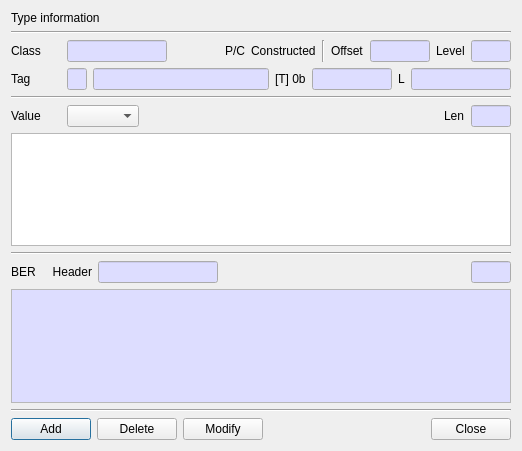
Old version of the form BerEditor/edit_value_dlg.ui in the repository jykim74/BerEditor.
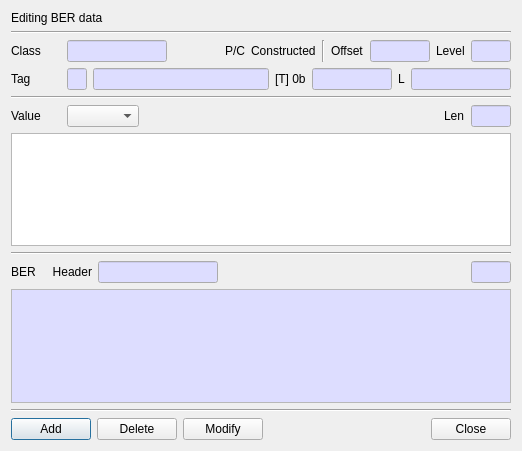
New version of the form.

The edit to the form file:
```diff
--- a/BerEditor/edit_value_dlg.ui
+++ b/BerEditor/edit_value_dlg.ui
@@ -17,7 +17,7 @@
    <item>
     <widget class="QLabel" name="label_7">
      <property name="text">
-      <string>Type information</string>
+      <string>Editing BER data</string>
      </property>
     </widget>
    </item>
```
